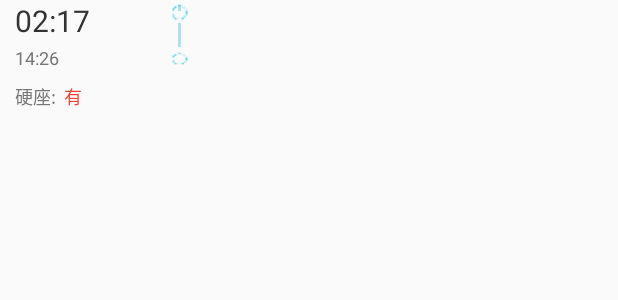
After one commit to vivianluomin/Tickets, an Android app: the layout view_train_item.xml on its own in the app's theme, with its tools: preview values and no code run, on a phone screen of 412 x 824 dp. The commit adds this screen. Shown: the top 300 px of the screen. Run offline under Robolectric (Android 15) with nearby library versions, the phone set to English and light mode, and no system bars.

Commit message:
写tainItemUI

```diff
--- a/app/src/main/res/layout/activity_train_station.xml
+++ b/app/src/main/res/layout/activity_train_station.xml
@@ -10,7 +10,7 @@
 
     <RelativeLayout
         android:layout_width="match_parent"
-        android:layout_height="100dp"
+        android:layout_height="110dp"
         android:paddingTop="15dp"
         android:background="@color/mian_bule"
 
@@ -26,7 +26,7 @@
                 android:layout_width="50dp"
                 android:layout_height="50dp"
                 android:id="@+id/iv_back"
-                android:src="@mipmap/ic_back"
+                android:src="@mipmap/ic_back1"
                 android:scaleType="center"
                 />
             <LinearLayout
@@ -68,21 +68,12 @@
         </RelativeLayout>
 
 
-        <LinearLayout
+        <RelativeLayout
             android:layout_width="match_parent"
             android:layout_height="wrap_content"
             android:layout_alignParentBottom="true"
             android:layout_below="@id/rl"
-            android:layout_marginBottom="5dp"
             >
-        <ImageView
-            android:layout_width="50dp"
-            android:layout_height="50dp"
-            android:id="@+id/iv_beforeDay"
-            android:src="@mipmap/ic_back"
-            android:scaleType="center"
-
-            />
         <TextView
             android:layout_width="wrap_content"
             android:layout_height="wrap_content"
@@ -90,12 +81,18 @@
             android:textColor="@color/color_whiet"
             android:text="@string/beforeday"
             android:layout_gravity="bottom"
+            android:drawableLeft="@mipmap/ic_beforeday"
+            android:layout_alignParentBottom="true"
+            android:layout_marginBottom="10dp"
+            android:layout_marginLeft="15dp"
             />
 
             <LinearLayout
                 android:layout_width="wrap_content"
                 android:layout_height="match_parent"
                 android:background="@color/color_whiet"
+                android:layout_centerInParent="true"
+                android:layout_marginBottom="10dp"
                 >
 
                 <TextView
@@ -129,25 +126,40 @@
             </LinearLayout>
 
 
+
+
             <TextView
                 android:layout_width="wrap_content"
                 android:layout_height="wrap_content"
                 android:textSize="14sp"
+                android:id="@+id/tv_afterday"
+                android:layout_alignParentEnd="true"
                 android:textColor="@color/color_whiet"
                 android:text="@string/afterday"
                 android:layout_gravity="bottom"
+                android:layout_centerVertical="true"
+                android:layout_marginRight="15dp"
+                android:drawableRight="@mipmap/ic_afterdayy"
+                android:layout_alignParentBottom="true"
+                android:layout_marginBottom="10dp"
                 />
-            <ImageView
-            android:layout_width="50dp"
-            android:layout_height="50dp"
-            android:id="@+id/iv_afterDay"
-            android:src="@mipmap/ic_back"
-            android:scaleType="center" />
 
 
-        </LinearLayout>
+        </RelativeLayout>
 
 
     </RelativeLayout>
 
+
+    <android.support.v7.widget.RecyclerView
+        android:layout_width="match_parent"
+        android:layout_height="0dp"
+        android:layout_weight="1"
+        android:id="@+id/rv_recyclerview"
+        >
+
+
+    </android.support.v7.widget.RecyclerView>
+
+
 </LinearLayout>
--- /dev/null
+++ b/app/src/main/res/layout/view_train_item.xml
@@ -0,0 +1,138 @@
+<?xml version="1.0" encoding="utf-8"?>
+<LinearLayout
+    xmlns:android="http://schemas.android.com/apk/res/android"
+    android:layout_width="match_parent"
+    android:layout_height="wrap_content"
+    android:orientation="horizontal"
+    >
+
+    <LinearLayout
+        android:layout_width="0dp"
+        android:layout_height="match_parent"
+        android:layout_weight="1"
+        android:orientation="vertical"
+        android:layout_marginLeft="10dp"
+        >
+
+        <TextView
+            android:layout_width="wrap_content"
+            android:layout_height="30dp"
+            android:id="@+id/tv_startTime"
+            android:textSize="20sp"
+            android:textColor="@color/text_color"
+            android:text="02:17"
+            android:gravity="top"
+            />
+
+        <TextView
+            android:layout_width="wrap_content"
+            android:layout_height="20dp"
+            android:id="@+id/tv_endTime"
+            android:textSize="12sp"
+            android:textColor="@color/text_hint"
+            android:text="14:26"
+            android:gravity="top"
+
+            />
+        <LinearLayout
+            android:layout_width="wrap_content"
+            android:layout_height="wrap_content"
+            android:layout_marginTop="5dp"
+            >
+
+            <TextView
+                android:layout_width="wrap_content"
+                android:layout_height="wrap_content"
+                android:textSize="12sp"
+                android:textColor="@color/text_hint"
+                android:text="@string/yingzuo"
+                android:layout_marginRight="5dp"
+                />
+
+            <TextView
+                android:layout_width="wrap_content"
+                android:layout_height="wrap_content"
+                android:id="@+id/tv_yingzuo"
+                android:textSize="12sp"
+                android:textColor="@color/color_red"
+                android:text="有"
+                />
+
+        </LinearLayout>
+
+
+
+    </LinearLayout>
+
+    <LinearLayout
+        android:layout_width="0dp"
+        android:layout_height="match_parent"
+        android:layout_weight="1"
+        android:orientation="vertical"
+        >
+
+        <RelativeLayout
+            android:layout_width="wrap_content"
+            android:layout_height="wrap_content">
+
+            <View
+                android:layout_width="2dp"
+                android:layout_height="4dp"
+                android:layout_marginTop="3dp"
+                android:background="@color/half_bule"
+               android:layout_centerHorizontal="true"
+                />
+
+            <ImageView
+                android:layout_width="20dp"
+                android:layout_height="15dp"
+                android:id="@+id/iv_from"
+                android:scaleType="centerCrop"
+                android:src="@mipmap/ic_nofromend"
+                android:layout_centerHorizontal="true"
+                />
+
+            <View
+                android:layout_width="2dp"
+                android:layout_height="16dp"
+                android:background="@color/half_bule"
+                android:layout_centerHorizontal="true"
+                android:layout_below="@id/iv_from"
+                android:id="@+id/view_line_center"
+                />
+
+            <ImageView
+                android:layout_width="20dp"
+                android:layout_height="15dp"
+                android:id="@+id/iv_to"
+                android:scaleType="fitXY"
+                android:src="@mipmap/ic_nofromend"
+                android:layout_centerHorizontal="true"
+                android:layout_below="@id/view_line_center"
+                />
+
+        </RelativeLayout>
+
+
+
+
+    </LinearLayout>
+
+    <LinearLayout
+        android:layout_width="0dp"
+        android:layout_height="match_parent"
+        android:layout_weight="1"
+        >
+
+    </LinearLayout>
+
+    <LinearLayout
+        android:layout_width="0dp"
+        android:layout_height="match_parent"
+        android:layout_weight="1"
+        >
+
+    </LinearLayout>
+
+
+</LinearLayout>
--- a/app/src/main/res/values/colors.xml
+++ b/app/src/main/res/values/colors.xml
@@ -14,4 +14,6 @@
     <color name="color_gray">#C0C0C0</color>
     <color name="color_yellow">#f4ea2a</color>
     <color name="weather_color">#36648B</color>
+    <color name="color_red">#F44336</color>
+    <color name="half_bule">#B2DFEE</color>
 </resources>
--- a/app/src/main/res/values/strings.xml
+++ b/app/src/main/res/values/strings.xml
@@ -14,4 +14,5 @@
     <string name="sheshidu">℃</string>
     <string name="beforeday">前一天</string>
     <string name="afterday">后一天</string>
+    <string name="yingzuo">硬座: </string>
 </resources>
```
Also changed, not shown: app/src/main/res/mipmap-xxhdpi/ic_afterdayy.png (added), app/src/main/res/mipmap-xxhdpi/ic_back1.png (added), app/src/main/res/mipmap-xxhdpi/ic_beforeday.png (added), app/src/main/res/mipmap-xxhdpi/ic_fromend.png (added), app/src/main/res/mipmap-xxhdpi/ic_nofromend.png (added).
